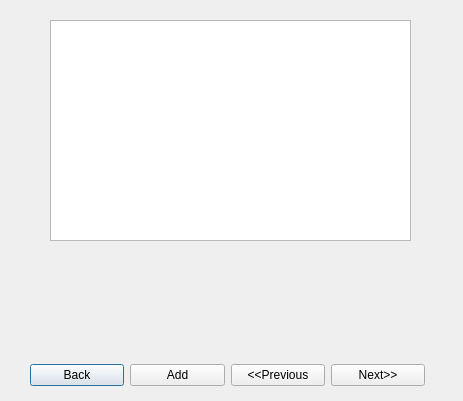
This is add2wlinterface.ui in AIClubUBB/Lab5OOP as Qt 5 draws it before an edit. The edited form follows.
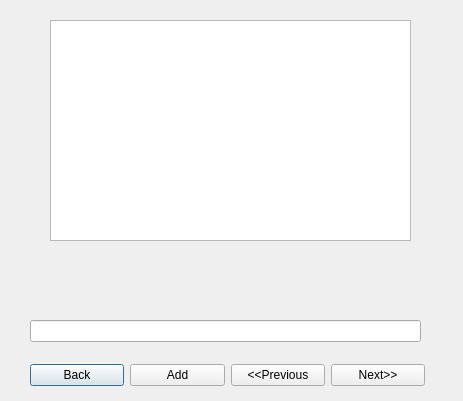
This is the edited form.

```diff
--- a/add2wlinterface.ui
+++ b/add2wlinterface.ui
@@ -23,6 +23,16 @@
     </rect>
    </property>
   </widget>
+  <widget class="QLineEdit" name="lineEdit">
+   <property name="geometry">
+    <rect>
+     <x>30</x>
+     <y>320</y>
+     <width>391</width>
+     <height>22</height>
+    </rect>
+   </property>
+  </widget>
   <widget class="QWidget" name="">
    <property name="geometry">
     <rect>
```
